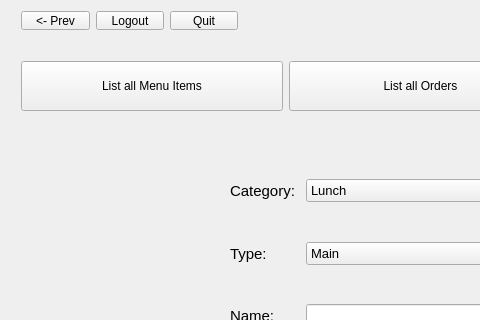
leoEAB/McDiabetes, file project/src/mainwindow.ui: the form before one commit; both pictures show x 0 to 480 and y 0 to 320 of the 837 by 675 pixel window.
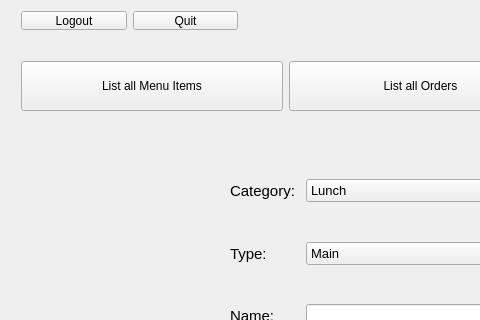
The form after the commit. The open tabs and pages were chosen to show the change. Icons and pictures are not drawn.

Patch:
```diff
--- a/project/src/mainwindow.ui
+++ b/project/src/mainwindow.ui
@@ -1867,13 +1867,6 @@
      </rect>
     </property>
     <layout class="QHBoxLayout" name="horizontalLayout_3">
-     <item>
-      <widget class="QPushButton" name="buttonPrevious">
-       <property name="text">
-        <string>&lt;- Prev</string>
-       </property>
-      </widget>
-     </item>
      <item>
       <widget class="QPushButton" name="buttonLogout">
        <property name="text">
```
Left out of the diff: 64 changed lines with no effect on the pictures.
